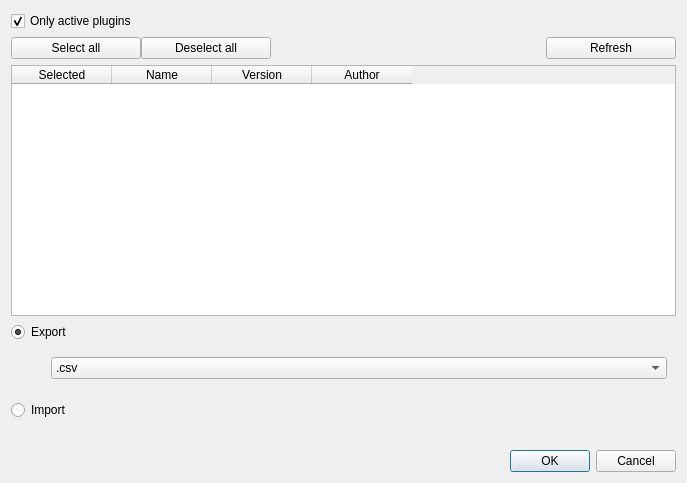
Scriptbash/PluginExporter, file plugin_exporter/plugin_exporter_dialog_base.ui: the form before one commit.
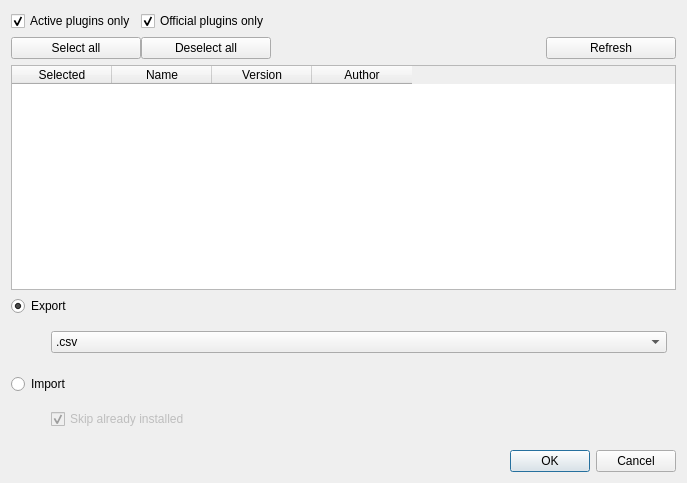
The form after the commit. Custom widgets are drawn as their Qt base class.

Commit message: Crash handling

```diff
--- a/plugin_exporter/plugin_exporter_dialog_base.ui
+++ b/plugin_exporter/plugin_exporter_dialog_base.ui
@@ -97,7 +97,7 @@
       <property name="leftMargin">
        <number>40</number>
       </property>
-      <item row="0" column="0">
+      <item row="1" column="0">
        <widget class="QgsFileWidget" name="file_input_import">
         <property name="enabled">
          <bool>false</bool>
@@ -107,6 +107,19 @@
         </property>
        </widget>
       </item>
+      <item row="0" column="0">
+       <widget class="QCheckBox" name="chk_skip_installed">
+        <property name="enabled">
+         <bool>false</bool>
+        </property>
+        <property name="text">
+         <string>Skip already installed</string>
+        </property>
+        <property name="checked">
+         <bool>true</bool>
+        </property>
+       </widget>
+      </item>
      </layout>
     </widget>
    </item>
@@ -160,7 +173,7 @@
          <enum>Qt::LeftToRight</enum>
         </property>
         <property name="text">
-         <string>Only active plugins</string>
+         <string>Active plugins only</string>
         </property>
         <property name="checked">
          <bool>true</bool>
@@ -224,6 +237,16 @@
         </property>
        </widget>
       </item>
+      <item row="0" column="1">
+       <widget class="QCheckBox" name="chk_official_plugins">
+        <property name="text">
+         <string>Official plugins only</string>
+        </property>
+        <property name="checked">
+         <bool>true</bool>
+        </property>
+       </widget>
+      </item>
      </layout>
     </widget>
    </item>
```
The commit also changes 1 other file.
